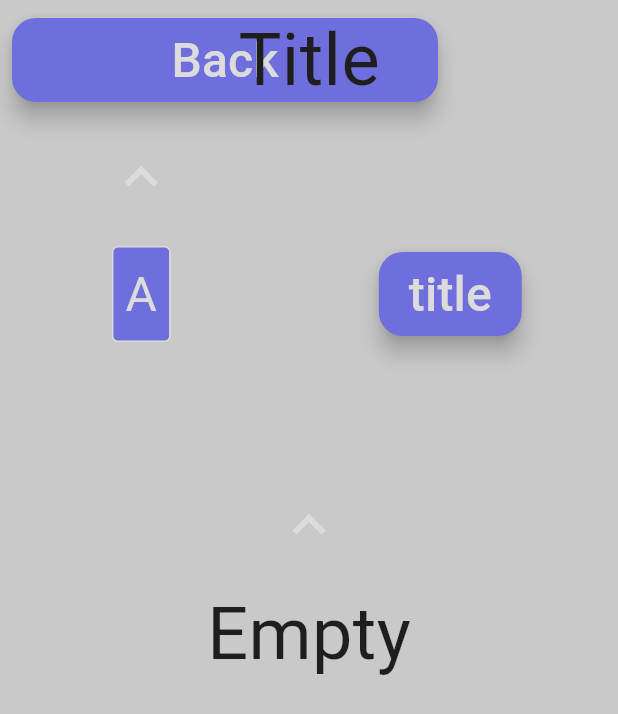
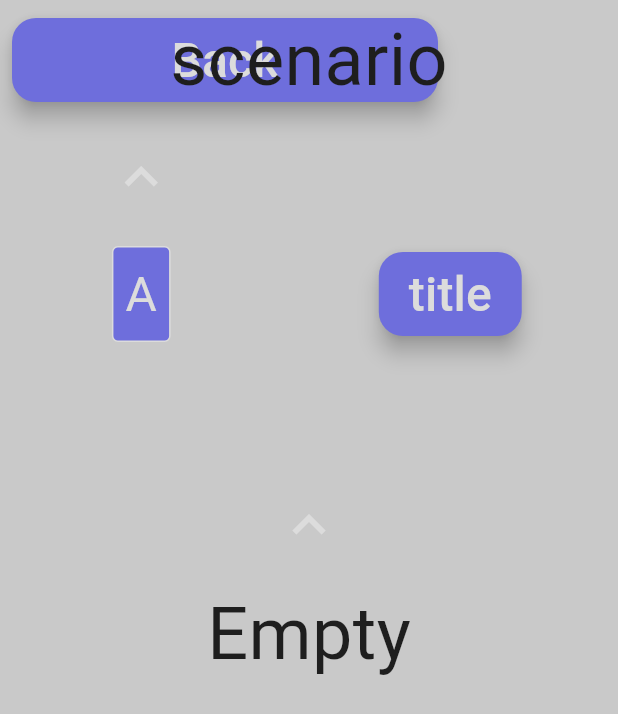
Before and after one commit to FamiChicken122/shinobi_statement, a Flutter app: the screen it shows after launch, on a phone screen of 412 x 824 dp. Shown: the top 714 px of the screen. Run offline on Flutter 3.47's test engine with Material 3 defaults, Android fonts, the phone set to English and light mode, and no system bars; our stand-ins replace flutter_bloc, supabase_flutter; accounts and stored records are empty.

Commit message:
add screen bloc

```diff
--- a/lib/service/bloc/bloc.dart
+++ b/lib/service/bloc/bloc.dart
@@ -1,9 +1,11 @@
 import 'package:flutter_bloc/flutter_bloc.dart';
+import 'package:shinobi_statement/service/bloc/screen_bloc.dart';
 
 import 'character_bloc.dart';
 import 'scenario_bloc.dart';
 
+final _screen = BlocProvider(create: (_) => ScreenBloc());
 final _character = BlocProvider(create: (_) => CharacterBloc());
 final _scenario = BlocProvider(create: (_) => ScenarioBloc());
 
-final multiBlocProvider = [_character, _scenario];
+final multiBlocProvider = [_screen, _character, _scenario];
--- /dev/null
+++ b/lib/service/bloc/screen_bloc.dart
@@ -0,0 +1,79 @@
+import 'package:flutter_bloc/flutter_bloc.dart';
+import 'package:shinobi_statement/src/screens/screen.dart';
+
+abstract class _ScreenEvent {
+  const _ScreenEvent();
+}
+
+class BackHomeEvent extends _ScreenEvent {
+  const BackHomeEvent();
+}
+
+class ShowScreenEvent extends _ScreenEvent {
+  const ShowScreenEvent({required this.screen});
+  final Screen screen;
+}
+
+class ShowModalEvent extends _ScreenEvent {
+  const ShowModalEvent({required this.screen});
+  final Screen screen;
+}
+
+class CloseModalEvent extends _ScreenEvent {
+  const CloseModalEvent();
+}
+
+class ScreenState {
+  const ScreenState({
+    required this.currentScreen,
+    this.overlayScreen,
+  });
+
+  final Screen currentScreen;
+  final Screen? overlayScreen;
+
+  ScreenState copyWith({
+    Screen? currentScreen,
+    Screen? overlayScreen,
+  }) => ScreenState(
+    currentScreen: currentScreen ?? this.currentScreen,
+    overlayScreen: overlayScreen ?? this.overlayScreen,
+  );
+}
+
+class ScreenBloc extends Bloc<_ScreenEvent, ScreenState> {
+  ScreenBloc() : super(ScreenState(currentScreen: Screen.scenario)) {
+    on<BackHomeEvent>(_onBackHome);
+    on<ShowScreenEvent>(_onShowScreen);
+    on<ShowModalEvent>(_onShowModal);
+    on<CloseModalEvent>(_onCloseModal);
+  }
+
+  Future<void> _onBackHome(
+    BackHomeEvent event,
+    Emitter<ScreenState> emit,
+  ) async {
+    emit(ScreenState(currentScreen: Screen.scenario));
+  }
+
+  Future<void> _onShowScreen(
+    ShowScreenEvent event,
+    Emitter<ScreenState> emit,
+  ) async {
+    emit(ScreenState(currentScreen: event.screen));
+  }
+
+  Future<void> _onShowModal(
+    ShowModalEvent event,
+    Emitter<ScreenState> emit,
+  ) async {
+    emit(state.copyWith(overlayScreen: event.screen));
+  }
+
+  Future<void> _onCloseModal(
+    CloseModalEvent event,
+    Emitter<ScreenState> emit,
+  ) async {
+    emit(ScreenState(currentScreen: state.currentScreen));
+  }
+}
--- a/lib/src/screens/scenario_screen.dart
+++ b/lib/src/screens/scenario_screen.dart
@@ -1,7 +1,9 @@
 import 'package:flutter/material.dart';
 import 'package:flutter_bloc/flutter_bloc.dart';
 import 'package:shinobi_statement/service/bloc/scenario_bloc.dart';
+import 'package:shinobi_statement/service/bloc/screen_bloc.dart';
 import 'package:shinobi_statement/service/supabase/data_class.dart';
+import 'package:shinobi_statement/src/screens/screen.dart';
 
 import '../common_component/common_component.dart';
 
@@ -30,7 +32,14 @@ class ScenarioScreen extends StatelessWidget {
                 CommonFloatingButton(title: 'title', onTap: () => {}),
               ],
             ),
-            CommonUpDownButton(direction: Direction.up, onTap: () => {}),
+            CommonUpDownButton(
+              direction: Direction.up,
+              onTap: () {
+                context.read<ScreenBloc>().add(
+                  ShowScreenEvent(screen: Screen.character),
+                );
+              },
+            ),
             _TestWidget(state),
           ],
         );
--- /dev/null
+++ b/lib/src/screens/screen.dart
@@ -0,0 +1,26 @@
+import 'package:flutter/widgets.dart';
+import 'package:shinobi_statement/src/screens/character_screen.dart';
+import 'package:shinobi_statement/src/screens/scenario_screen.dart';
+
+enum Screen {
+  scenario,
+  character,
+  publicInfo,
+  secret,
+  place,
+  emotion,
+  unwell,
+  combatEffect;
+
+  StatelessWidget get screenWidget => switch (this) {
+    scenario => const ScenarioScreen(),
+    character => const CharacterScreen(),
+    _ => const ScenarioScreen(),
+    // publicInfo => const PublicInfoScreen(),
+    // secret => const SecretScreen(),
+    // place => const PlaceScreen(),
+    // emotion => const EmotionScreen(),
+    // unwell => const UnwellScreen(),
+    // combatEffect => const CombatEffectScreen(),
+  };
+}
--- a/lib/src/screens/screen_base.dart
+++ b/lib/src/screens/screen_base.dart
@@ -1,18 +1,27 @@
 import 'package:flutter/material.dart';
+import 'package:flutter_bloc/flutter_bloc.dart';
+import 'package:shinobi_statement/service/bloc/screen_bloc.dart';
 
 import '../common_component/common_component.dart';
-import 'scenario_screen.dart';
 
 class ScreenBase extends StatelessWidget {
   const ScreenBase({super.key});
 
   @override
   Widget build(BuildContext context) {
-    return Column(
+    return BlocBuilder<ScreenBloc, ScreenState>(
+      builder: (context, state) {
+        return Stack(
+          children: [
+            Column(
               children: [
                 SizedBox(height: 80, child: _BackButtonBar()),
-        Center(child: const ScenarioScreen()),
+                state.currentScreen.screenWidget,
               ],
+            ),
+          ],
+        );
+      },
     );
   }
 }
@@ -22,6 +31,8 @@ class _BackButtonBar extends StatelessWidget {
 
   @override
   Widget build(BuildContext context) {
+    return BlocBuilder<ScreenBloc, ScreenState>(
+      builder: (context, state) {
         return Stack(
           alignment: AlignmentDirectional.centerStart,
           children: [
@@ -29,8 +40,10 @@ class _BackButtonBar extends StatelessWidget {
               width: 300,
               child: CommonFloatingButton(title: 'Back', onTap: () => {}),
             ),
-        Center(child: CommonText.title('Title')),
+            Center(child: CommonText.title(state.currentScreen.name)),
           ],
+        );
+      },
     );
   }
 }
```
Also changed, not shown: lib/src/screens/character_screen.dart (added, +29 -0 lines). Lines whose indentation alone changed are shown as unchanged.
